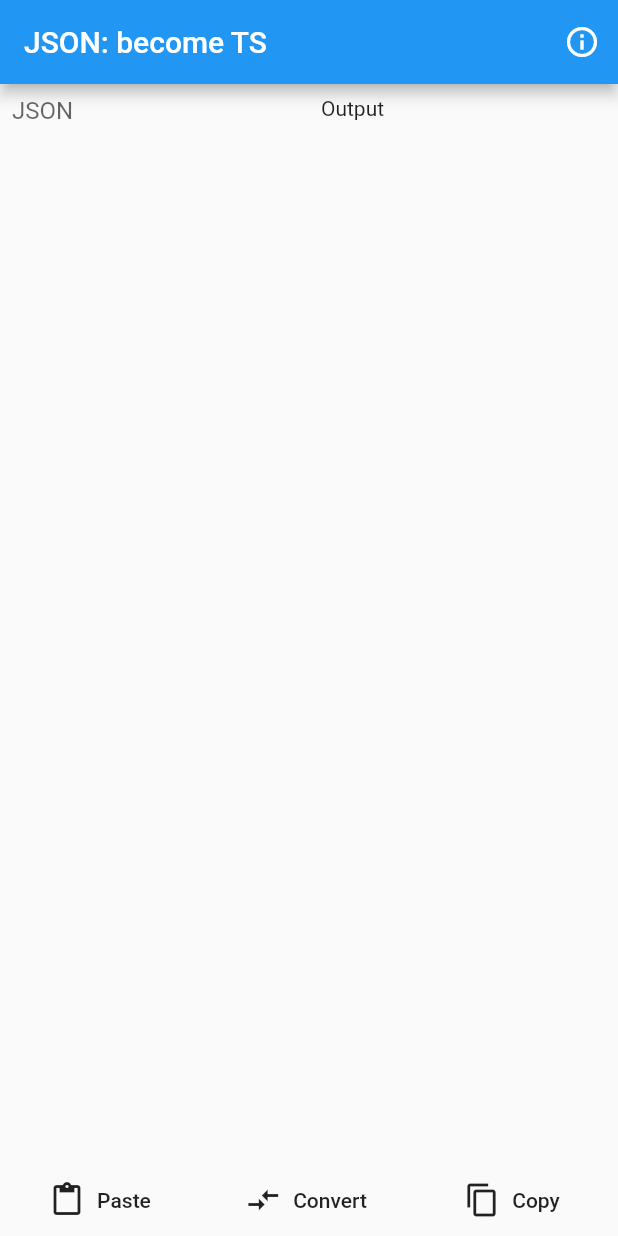
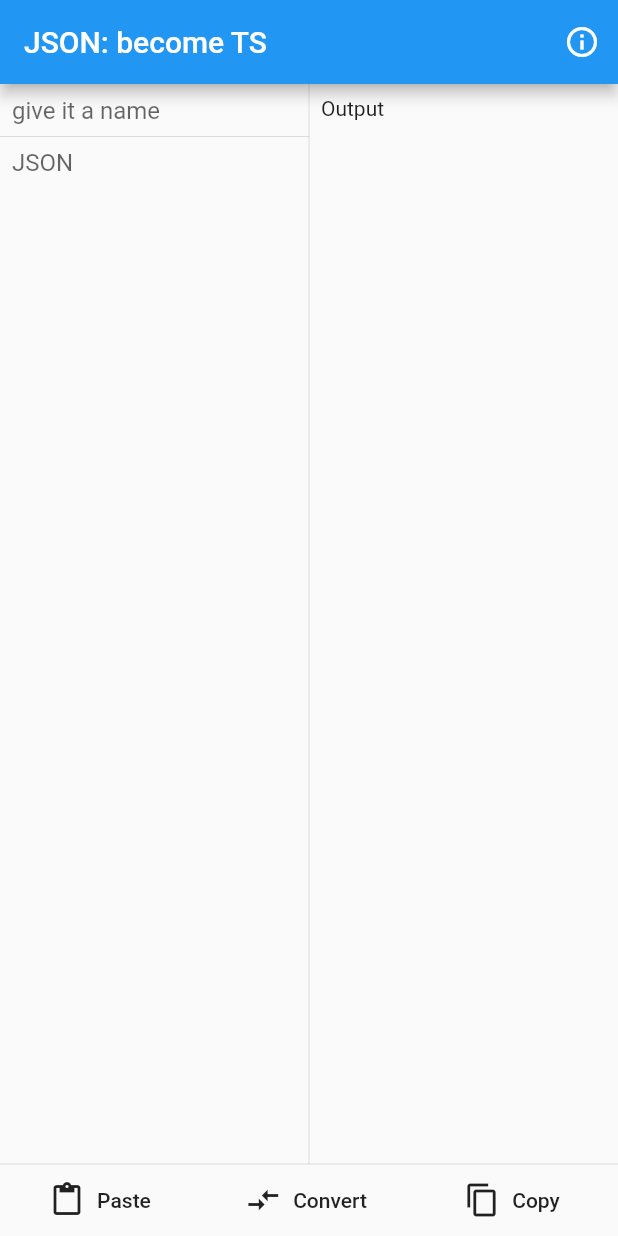
Before and after one commit to HenryQuan/json-become-ts, a Flutter app: the screen it shows after launch, on a phone screen of 412 x 824 dp. Run offline on Flutter 3.47's test engine with Material 2 defaults, Android fonts, the phone set to English and light mode, and no system bars.

Commit message:
pass the json name in

```diff
--- a/GUI/lib/core/WritterDart.dart
+++ b/GUI/lib/core/WritterDart.dart
@@ -1,7 +1,7 @@
 import 'Writter.dart';
 
 class WritterDart extends Writter {
-  WritterDart(String jsonString) : super(jsonString);
+  WritterDart(String jsonString, String jsonName) : super(jsonString, jsonName);
 
   @override
   String typeConverter(String type) {
--- a/GUI/lib/core/WritterTS.dart
+++ b/GUI/lib/core/WritterTS.dart
@@ -1,7 +1,7 @@
 import 'Writter.dart';
 
 class WritterTS extends Writter {
-  WritterTS(String jsonString) : super(jsonString);
+  WritterTS(String jsonString, String jsonName) : super(jsonString, jsonName);
 
   @override
   String typeConverter(String type) {
--- a/GUI/lib/ui/page/HomePage.dart
+++ b/GUI/lib/ui/page/HomePage.dart
@@ -14,6 +14,7 @@ class HomePage extends StatefulWidget {
 class _HomePageState extends State<HomePage> {
   String input;
   String output;
+  String jsonName;
   final controller = TextEditingController();
 
   @override
@@ -37,6 +38,21 @@ class _HomePageState extends State<HomePage> {
               child: Row(
                 children: <Widget>[
                   Expanded(
+                    child: Column(
+                      children: <Widget>[
+                        Padding(
+                          padding: const EdgeInsets.all(8.0),
+                          child: TextField(
+                            decoration: InputDecoration.collapsed(
+                              hintText: 'give it a name',
+                            ),
+                            autocorrect: false,
+                            autofocus: false,
+                            onChanged: (t) => this.jsonName = t,
+                          ),
+                        ),
+                        Divider(height: 0),
+                        Expanded(
                           child: Container(
                             margin: EdgeInsets.all(8),
                             child: TextFormField(
@@ -53,6 +69,10 @@ class _HomePageState extends State<HomePage> {
                             ),
                           ),
                         ),
+                      ],
+                    ),
+                  ),
+                  VerticalDivider(width: 0),
                   Expanded(
                     child: ListView(
                       padding: EdgeInsets.all(8),
@@ -64,6 +84,7 @@ class _HomePageState extends State<HomePage> {
                 ],
               ),
             ),
+            Divider(height: 0),
             Row(
               children: <Widget>[
                 Expanded(
@@ -84,7 +105,7 @@ class _HomePageState extends State<HomePage> {
                     label: Text('Convert'),
                     onPressed: () {
                       setState(() {
-                        this.output = WritterDart(this.input).toString();
+                        this.output = WritterDart(this.input, this.jsonName).toString();
                       });
                     },
                   ),
```
Also changed, not shown: GUI/lib/core/Writter.dart (+6 -5 lines). Lines whose indentation alone changed are shown as unchanged.
